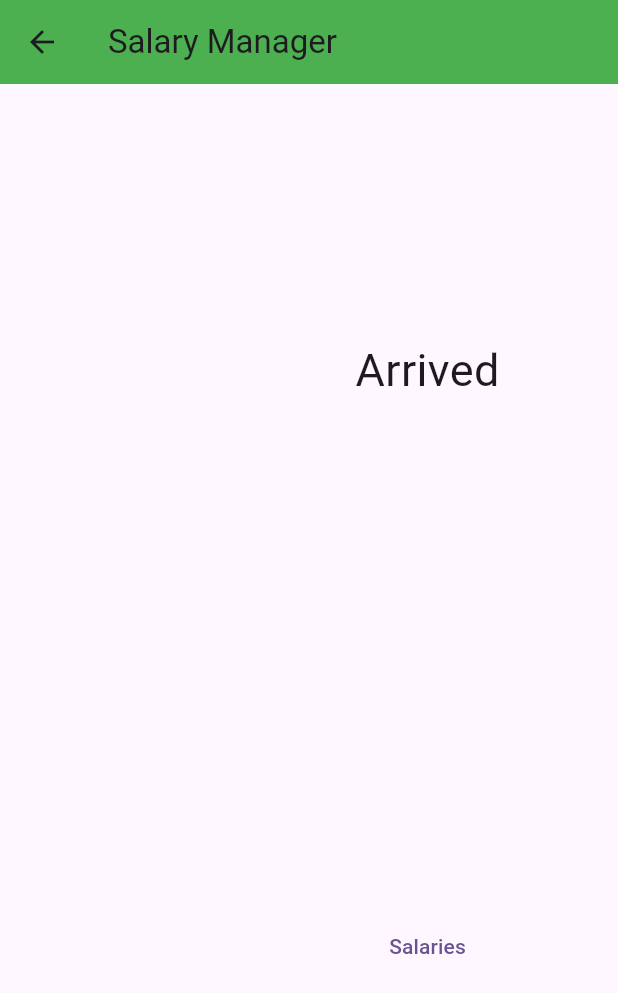
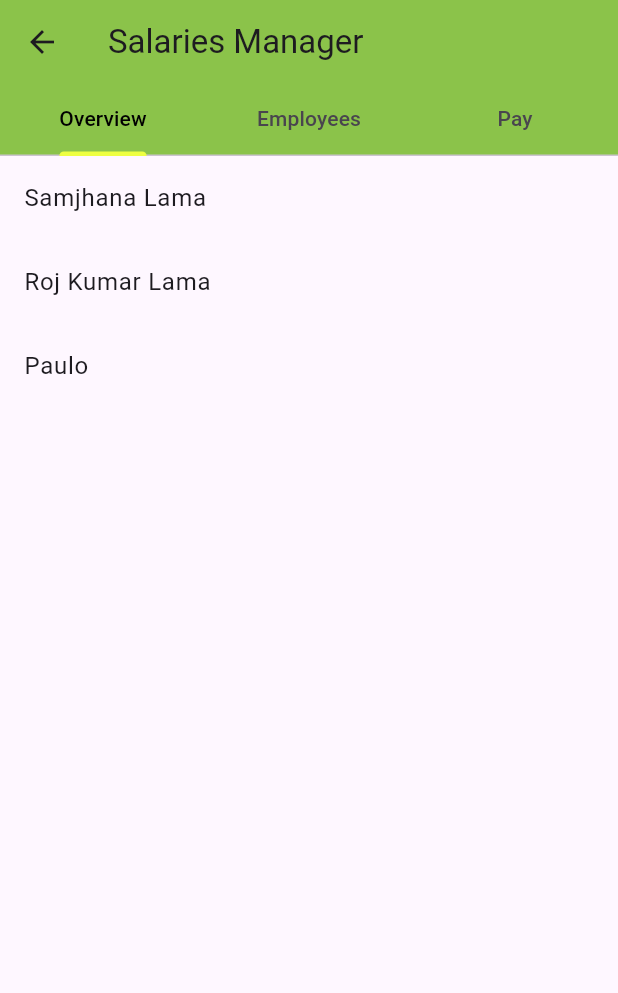
Before and after one commit to Lamroj02/om_salary_and_membership, a Flutter app: the SalaryHomePage screen opened directly, on a phone screen of 412 x 824 dp. Shown: the top 993 px of the screen. Run offline on Flutter 3.47's test engine with Material 2 defaults, Android fonts, the phone set to English and light mode, and no system bars.

Commit message:
Added Tabs, tab bar views and list view. There is new class "employee" added and sample list to use until firebase integration.

```diff
--- a/lib/salaryRoutes.dart
+++ b/lib/salaryRoutes.dart
@@ -1,5 +1,13 @@
 import 'package:flutter/material.dart';
 
+//Employee class
+class Employee{
+  final String name;
+  final double hoursRate;
+  final List<double> hoursWeek;
+
+  Employee(this.name,this.hoursRate,this.hoursWeek);
+}
 
 class SalaryHomePage extends StatefulWidget {
   const SalaryHomePage({super.key, required this.title});
@@ -21,6 +29,12 @@ class SalaryHomePage extends StatefulWidget {
 
 class _SalaryHomePageState extends State<SalaryHomePage> {
 
+  List<Employee> empList = [
+    Employee( 'Samjhana Lama' , 15.74 , [0,3,4,4,4.5,5,6] ),
+    Employee( 'Roj Kumar Lama' , 14.96 , [0,6,7,7,7,8,9] ),
+    Employee( 'Paulo' , 13.59 , [0,3,3.5,4,4,4.5,5.5] ),
+  ];
+
 
   @override
   Widget build(BuildContext context) {
@@ -30,47 +44,41 @@ class _SalaryHomePageState extends State<SalaryHomePage> {
     // The Flutter framework has been optimized to make rerunning build methods
     // fast, so that you can just rebuild anything that needs updating rather
     // than having to individually change instances of widgets.
-    return Scaffold(
+    return DefaultTabController(
+        length: 3,
+        child: Scaffold(
           appBar: AppBar(
-        title: const Text('Salary Manager'),
-        backgroundColor: Colors.green,
-        leading: IconButton(
-          icon: const Icon(Icons.arrow_back),
-          onPressed: () => Navigator.pop(context),
+            title: const Text('Salaries Manager'),
+            backgroundColor: Colors.lightGreen,
+            bottom: const TabBar(
+              labelColor: Colors.black,
+              indicatorColor: Colors.limeAccent,
+              tabs: [
+                Tab(text: 'Overview'),
+                Tab(text: 'Employees'),
+                Tab(text: 'Pay'),
+              ],
             ),
           ),
 
-      body: Align(
-        // Center is a layout widget. It takes a single child and positions it
-        // in the middle of the parent.
-        alignment: Alignment(0.5,0),
-        child: Column(
-          // Column is also a layout widget. It takes a list of children and
-          // arranges them vertically. By default, it sizes itself to fit its
-          // children horizontally, and tries to be as tall as its parent.
-          //
-          // Column has various properties to control how it sizes itself and
-          // how it positions its children. Here we use mainAxisAlignment to
-          // center the children vertically; the main axis here is the vertical
-          // axis because Columns are vertical (the cross axis would be
-          // horizontal).
-          //
-          // TRY THIS: Invoke "debug painting" (choose the "Toggle Debug Paint"
-          // action in the IDE, or press "p" in the console), to see the
-          // wireframe for each widget.
-          mainAxisAlignment: MainAxisAlignment.spaceAround,
-          children: <Widget>[
-            const Text(
-              'Arrived',
-              style: TextStyle( fontSize: 30),
-            ),
+          body: TabBarView(
+            children: [
+              //OVERVIEW TAB
+              ListView.builder(
+                itemCount: empList.length,
+                itemBuilder: (BuildContext context, int index) {
+                  return ListTile(
+                    title: Text(empList[index].name),
+                  );
+                },
+              )
 
-            TextButton(
-              onPressed: () {
-                Navigator.pop(context);
-              },
-              child: const Text('Salaries'),
-            )
+              //EMPLOYEES TAB
+
+
+              //PAY TAB
+
+
             ],
           ),
         ),
```
Lines whose indentation alone changed are shown as unchanged.
